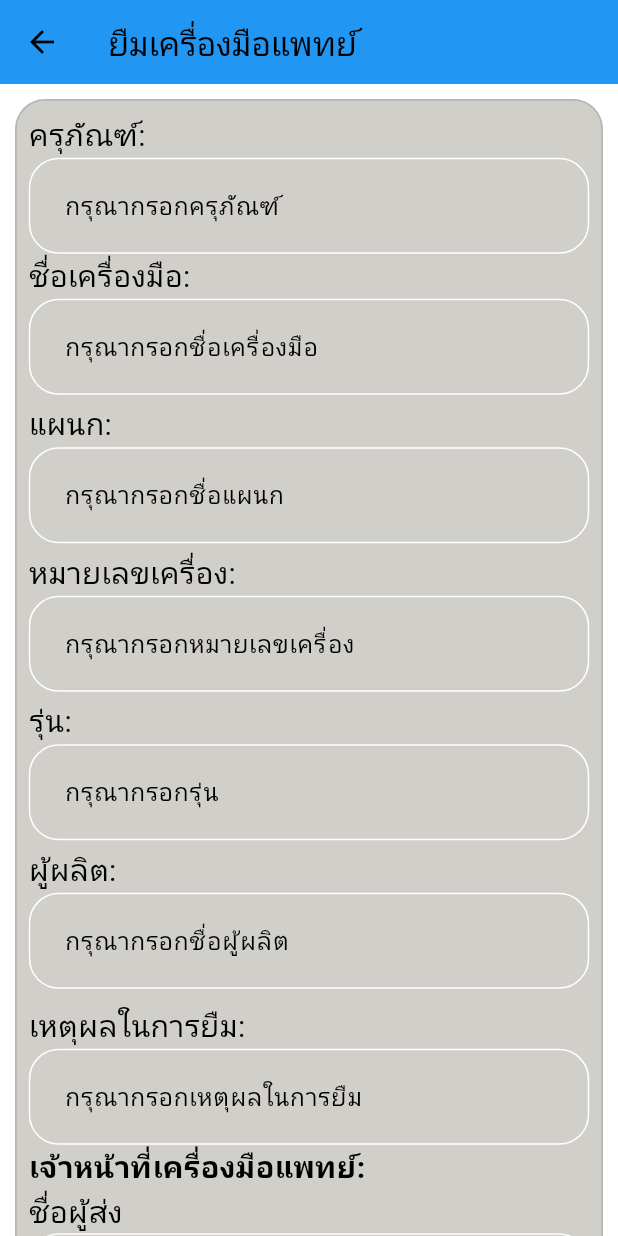
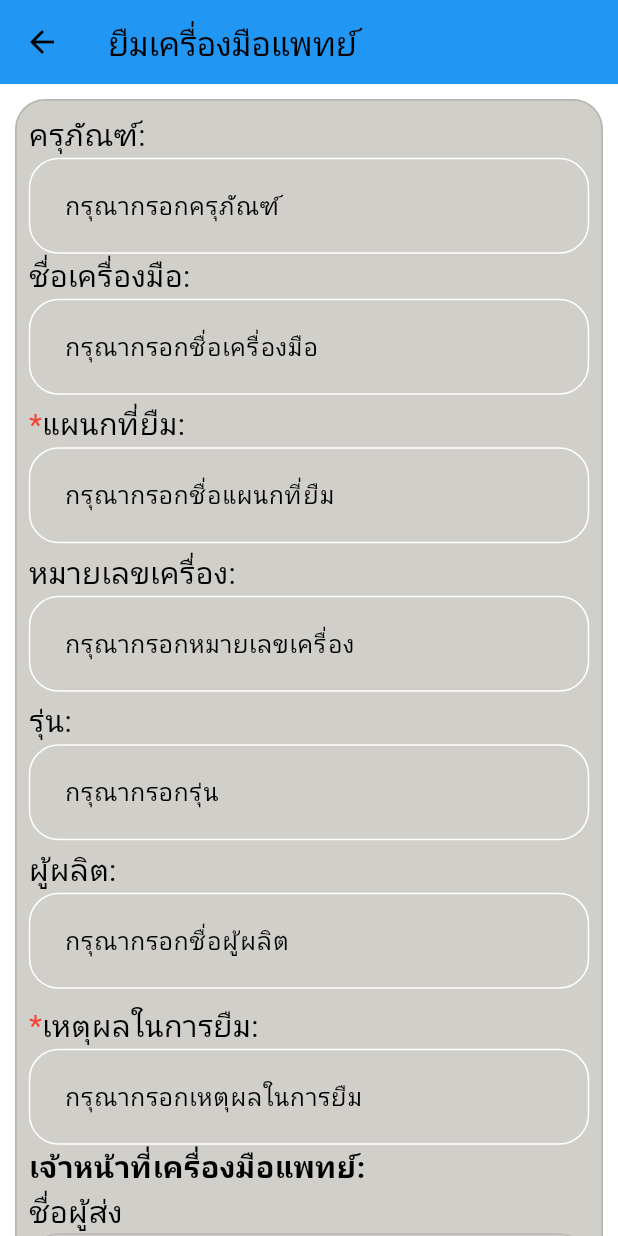
Before and after one commit to thawatchai28063/medicaltoolv2, a Flutter app: the BorrowMedicalTool screen opened by its route, on a phone screen of 412 x 824 dp. Run offline on Flutter 3.47's test engine with Material 2 defaults, Android fonts, the light colour scheme and no system bars; our stand-ins replace dropdown_search, get, get_storage, lottie, quickalert; missing offline and left inert: animated_floating_buttons, simple_barcode_scanner; accounts and stored records are empty; network calls fail.

Commit message:
เวอชั่นสมบูรณ์.

```diff
--- a/lib/controller/dep_controller.dart
+++ b/lib/controller/dep_controller.dart
@@ -1,11 +1,11 @@
 import 'package:get/get.dart';
 
-import '../model/model_dep.dart';
+import '../model/model_depv2.dart';
 import '../remote_service/remote_server.dart';
 
 class dep_controller extends GetxController {
   var isLoading = false.obs;
-  var listdep = <ModelDep>[].obs;
+  var listdep = <Modeldepv2>[].obs;
   @override
   void onInit() {
     // TODO: implement onInit
--- a/lib/remote_service/remote_server.dart
+++ b/lib/remote_service/remote_server.dart
@@ -4,6 +4,7 @@ import 'package:http/http.dart' as http;
 import 'package:medicaltoolv2/model/model_dep.dart';
 import 'package:medicaltoolv2/model/UserModel.dart';
 import '../model/MdcModel.dart';
+import '../model/model_depv2.dart';
 import '../model/model_get.dart';
 import '../utility/api_domain.dart';
 import 'dart:convert';
@@ -38,7 +39,7 @@ class RemoteService {
   }
 
 //แผนก
-  static Future<List<ModelDep>?> fectgetdep(String sn) async {
+  static Future<List<Modeldepv2>?> fectgetdep(String sn) async {
     Map<String, String> queryParam = {
       'SN': sn,
     };
@@ -51,7 +52,7 @@ class RemoteService {
       var jsonString = respon.body;
       if (jsonString != 'null') {
         //print(jsonString);
-        return modelDepFromJson(jsonString);
+        return modeldepv2FromJson(jsonString);
       } else {
         return null;
       }
--- a/lib/screens/borrowmedicaltool.dart
+++ b/lib/screens/borrowmedicaltool.dart
@@ -51,7 +51,7 @@ class _BorrowMedicalToolState extends State<BorrowMedicalTool> {
     mdc_name.text = storage.read('mdcName') ?? '';
     //mdc_name.text = 'TEst';
     print('mdc_name$mdc_name');
-    mdc_dep.text = storage.read('mdcDep') ?? '';
+    // mdc_dep.text = storage.read('mdcDep') ?? '';
     mdc_id.text = storage.read('mdcDoc') ?? '';
     mdc_run.text = storage.read('mdcRun') ?? '';
     mdc_yeeho.text = storage.read('mdcYeeho') ?? '';
@@ -174,13 +174,21 @@ class _BorrowMedicalToolState extends State<BorrowMedicalTool> {
                     const SizedBox(
                       height: 5,
                     ),
+                    Row(
+                      children: [
                         const Text(
-                      "แผนก:",
+                          "*",
+                          style: TextStyle(fontSize: 20, color: Colors.red),
+                        ),
+                        const Text(
+                          "แผนกที่ยืม:",
                           style: TextStyle(fontSize: 20),
+                        ),
+                      ],
                     ),
                     TextFormField(
                       decoration: InputDecoration(
-                        hintText: 'กรุณากรอกชื่อแผนก',
+                        hintText: 'กรุณากรอกชื่อแผนกที่ยืม',
                         contentPadding: const EdgeInsets.all(20.0),
                         border: OutlineInputBorder(
                           borderRadius: BorderRadius.circular(20.0),
@@ -277,9 +285,17 @@ class _BorrowMedicalToolState extends State<BorrowMedicalTool> {
                     const SizedBox(
                       height: 5,
                     ),
+                    Row(
+                      children: [
+                        const Text(
+                          "*",
+                          style: TextStyle(fontSize: 20, color: Colors.red),
+                        ),
                         const Text(
                           "เหตุผลในการยืม:",
                           style: TextStyle(fontSize: 20),
+                        ),
+                      ],
                     ),
                     TextFormField(
                       decoration: InputDecoration(
@@ -328,6 +344,7 @@ class _BorrowMedicalToolState extends State<BorrowMedicalTool> {
                               ),
                             ),
                             controller: mdc_sendem_name,
+                            enabled: false,
                             validator: ((value) {
                               if (value!.isEmpty) {
                                 return 'กรุณากรอกชื่อผู้ส่ง';
@@ -350,6 +367,7 @@ class _BorrowMedicalToolState extends State<BorrowMedicalTool> {
                               ),
                             ),
                             controller: mdc_sendem_cd,
+                            enabled: false,
                             onChanged: (value) {
                               // val_search = value;
                               checkuser(value);
@@ -364,17 +382,26 @@ class _BorrowMedicalToolState extends State<BorrowMedicalTool> {
                             autocorrect: false,
                           ),
                           Text(
-                            "เจ้าหน้าที่แผนก",
+                            "เจ้าหน้าที่แผนกที่ยืม",
                             style: TextStyle(
                                 fontSize: 20, fontWeight: FontWeight.bold),
                           ),
+                          Row(
+                            children: [
                               const Text(
-                            "ชื่อผู้รับ",
+                                "*",
+                                style:
+                                    TextStyle(fontSize: 20, color: Colors.red),
+                              ),
+                              const Text(
+                                "ชื่อผู้รับเครื่อง",
                                 style: TextStyle(fontSize: 20),
+                              ),
+                            ],
                           ),
                           TextFormField(
                             decoration: InputDecoration(
-                              hintText: 'กรุณากรอกชื่อผู้รับ',
+                              hintText: 'กรุณากรอกชื่อผู้รับเครื่อง',
                               contentPadding: const EdgeInsets.all(20.0),
                               border: OutlineInputBorder(
                                 borderRadius: BorderRadius.circular(20.0),
@@ -390,13 +417,22 @@ class _BorrowMedicalToolState extends State<BorrowMedicalTool> {
                             keyboardType: TextInputType.text,
                             autocorrect: false,
                           ),
+                          Row(
+                            children: [
                               const Text(
-                            "รหัสผู้รับ",
+                                "*",
+                                style:
+                                    TextStyle(fontSize: 20, color: Colors.red),
+                              ),
+                              const Text(
+                                "รหัสพนักงานผู้รับเครื่อง",
                                 style: TextStyle(fontSize: 20),
+                              ),
+                            ],
                           ),
                           TextFormField(
                             decoration: InputDecoration(
-                              hintText: 'กรุณากรอกรหัสผู้รับ',
+                              hintText: 'กรุณากรอกรหัสผู้รับเครื่อง',
                               contentPadding: const EdgeInsets.all(20.0),
                               border: OutlineInputBorder(
                                 borderRadius: BorderRadius.circular(20.0),
@@ -412,11 +448,20 @@ class _BorrowMedicalToolState extends State<BorrowMedicalTool> {
                             keyboardType: TextInputType.text,
                             autocorrect: false,
                           ),
+                          Row(
+                            children: [
+                              const Text(
+                                "*",
+                                style:
+                                    TextStyle(fontSize: 20, color: Colors.red),
+                              ),
                               Text(
                                 'วันที่ยืม: ${mdc_now.text ?? "กรุณาเลือกวันที่ยืม"}',
                                 style: const TextStyle(
                                   fontSize: 20,
                                 ),
+                              ),
+                            ],
                           ),
                           SizedBox(
                             child: Row(
@@ -447,11 +492,20 @@ class _BorrowMedicalToolState extends State<BorrowMedicalTool> {
                               ],
                             ),
                           ),
+                          Row(
+                            children: [
+                              const Text(
+                                "*",
+                                style:
+                                    TextStyle(fontSize: 20, color: Colors.red),
+                              ),
                               Text(
                                 'กำหนดวันที่คืน: ${mdc_date_return.text ?? "กรุณาเลือกวันที่คืน"}',
                                 style: const TextStyle(
                                   fontSize: 20,
                                 ),
+                              ),
+                            ],
                           ),
                           SizedBox(
                             child: Row(
--- a/lib/screens/home.dart
+++ b/lib/screens/home.dart
@@ -133,7 +133,7 @@ class _HomePageState extends State<HomePage> {
                           ),
                           SizedBox(height: 5),
                           Text(
-                            "ข้อมูลการคืนอุปกรณ์",
+                            "อุปกรณ์ที่คืนแล้ว",
                             style: TextStyle(
                               color: Colors.white,
                               fontSize: 12,
```
Also changed, not shown: lib/model/model_depv2.dart (added, +27 -0 lines), lib/screens/detail_pagev2.dart (+14 -11 lines), lib/screens/detail_returntool.dart (+18 -12 lines), lib/screens/detailborrow.dart (+9 -5 lines), lib/screens/detailreturn.dart (+32 -31 lines), lib/screens/detailtool.dart (+4 -6 lines), lib/screens/returnmedicaltool.dart (+39 -2 lines), lib/screens/side_menu.dart (+8 -3 lines). Lines whose indentation alone changed are shown as unchanged.
